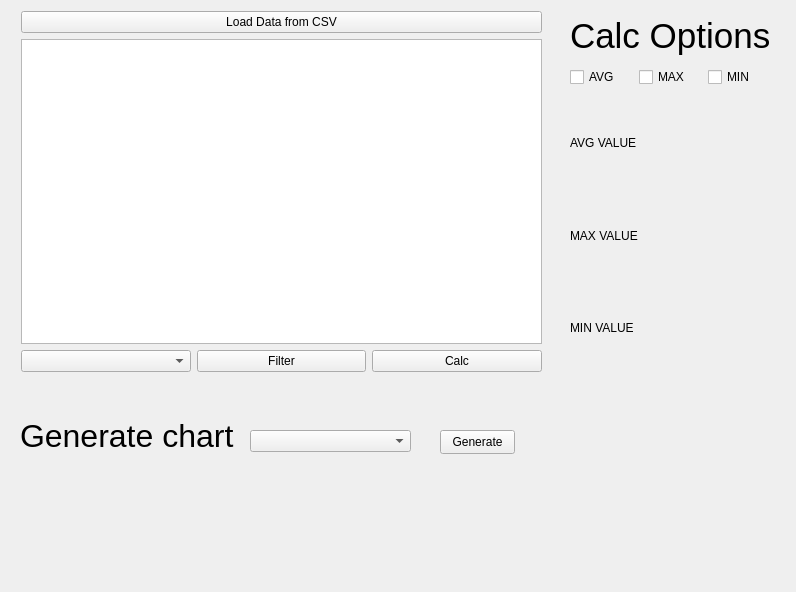
The window that Qt_Designer/mainwindow.ui (bb305496/CSV_Weather_Dashboard) describes before a commit, drawn with Qt 5.
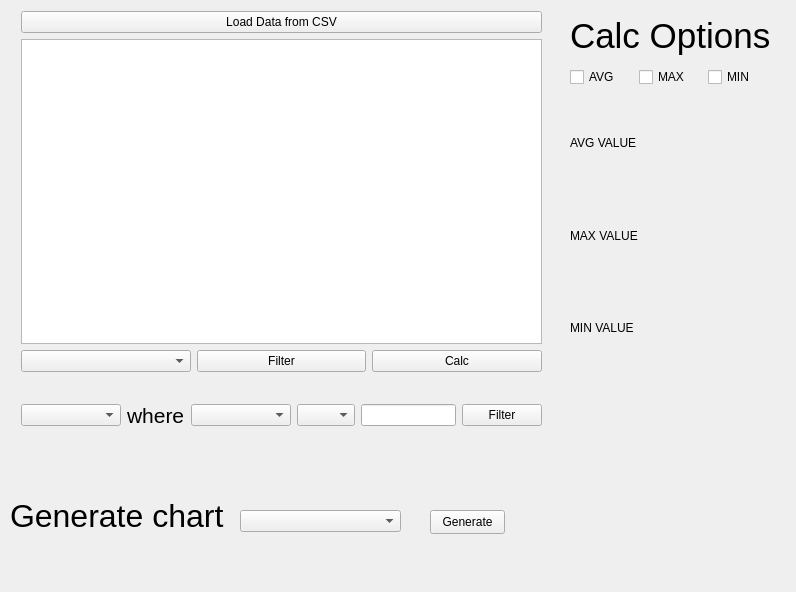
The same window after the commit.

Commit message: Connect and setup datafilter

Patch:
```diff
--- a/Qt_Designer/mainwindow.ui
+++ b/Qt_Designer/mainwindow.ui
@@ -156,8 +156,8 @@
    <widget class="QComboBox" name="comboBox_2">
     <property name="geometry">
      <rect>
-      <x>250</x>
-      <y>430</y>
+      <x>240</x>
+      <y>510</y>
       <width>161</width>
       <height>22</height>
      </rect>
@@ -166,8 +166,8 @@
    <widget class="QLabel" name="label_4">
     <property name="geometry">
      <rect>
-      <x>20</x>
-      <y>390</y>
+      <x>10</x>
+      <y>470</y>
       <width>221</width>
       <height>91</height>
      </rect>
@@ -184,8 +184,8 @@
    <widget class="QPushButton" name="generateButton">
     <property name="geometry">
      <rect>
-      <x>440</x>
-      <y>430</y>
+      <x>430</x>
+      <y>510</y>
       <width>75</width>
       <height>24</height>
      </rect>
@@ -194,6 +194,70 @@
      <string>Generate</string>
     </property>
    </widget>
+   <widget class="QWidget" name="">
+    <property name="geometry">
+     <rect>
+      <x>21</x>
+      <y>400</y>
+      <width>521</width>
+      <height>30</height>
+     </rect>
+    </property>
+    <layout class="QHBoxLayout" name="horizontalLayout_3">
+     <item>
+      <widget class="QComboBox" name="comboBox_3">
+       <property name="minimumSize">
+        <size>
+         <width>100</width>
+         <height>0</height>
+        </size>
+       </property>
+      </widget>
+     </item>
+     <item>
+      <widget class="QLabel" name="label_5">
+       <property name="font">
+        <font>
+         <pointsize>16</pointsize>
+        </font>
+       </property>
+       <property name="text">
+        <string>where</string>
+       </property>
+      </widget>
+     </item>
+     <item>
+      <widget class="QComboBox" name="comboBox_4">
+       <property name="minimumSize">
+        <size>
+         <width>100</width>
+         <height>0</height>
+        </size>
+       </property>
+      </widget>
+     </item>
+     <item>
+      <widget class="QComboBox" name="comboBox_5">
+       <property name="minimumSize">
+        <size>
+         <width>50</width>
+         <height>0</height>
+        </size>
+       </property>
+      </widget>
+     </item>
+     <item>
+      <widget class="QLineEdit" name="valueLineEdit"/>
+     </item>
+     <item>
+      <widget class="QPushButton" name="Filte1Button">
+       <property name="text">
+        <string>Filter</string>
+       </property>
+      </widget>
+     </item>
+    </layout>
+   </widget>
   </widget>
   <widget class="QMenuBar" name="menubar">
    <property name="geometry">
```
The commit also changes 2 other files.
